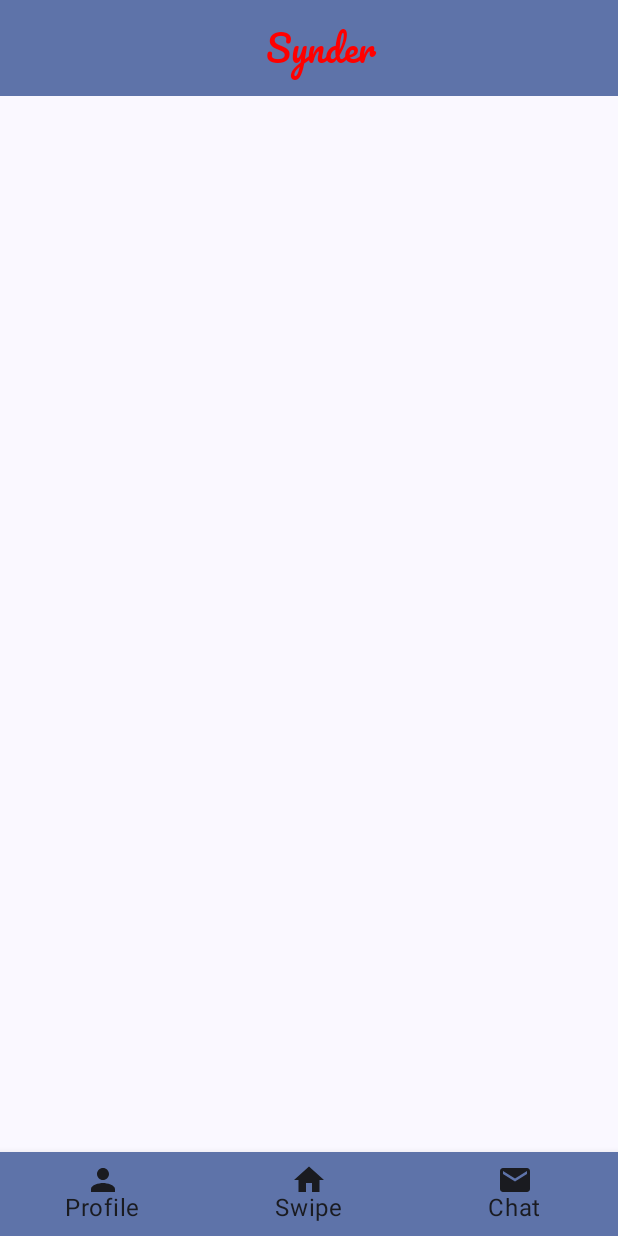
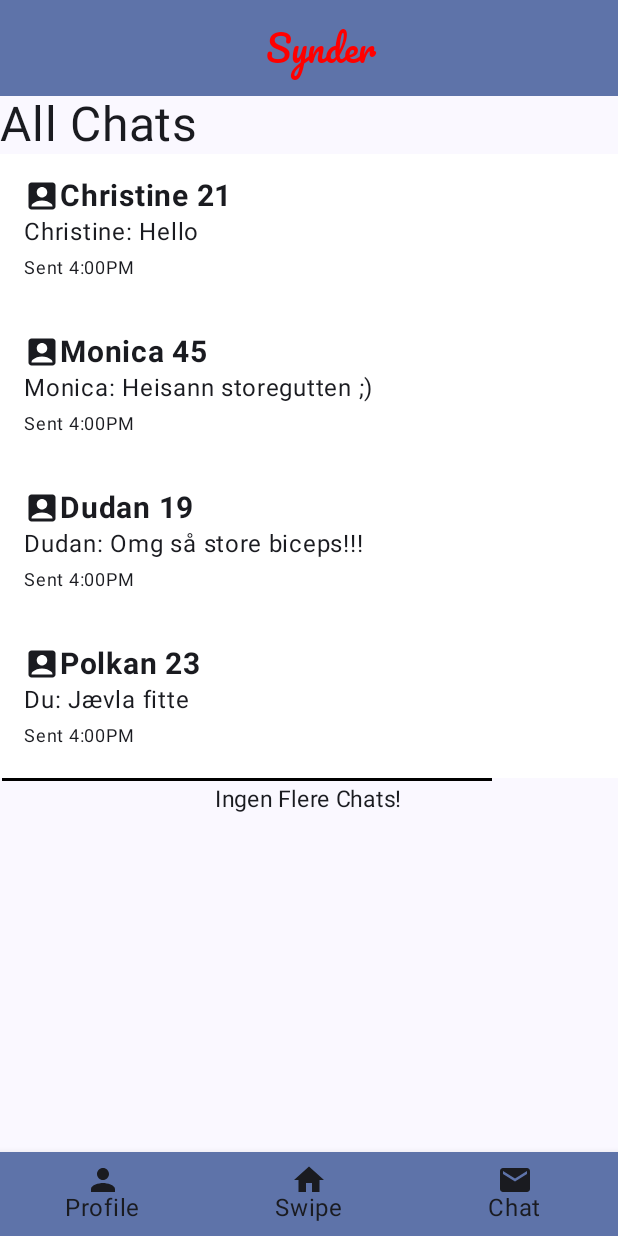
Before and after one commit to sanderbjo/Synder, an Android app built with Jetpack Compose: the chatScreen screen opened through its navigation route, on a phone screen of 412 x 824 dp. Run offline under Robolectric (Android 15) with nearby library versions, the phone set to English and light mode, and no system bars.

Commit message:
Update chatscreen.kts
User can now navigate to chats and see chats in chatscreen

```diff
--- a/app/src/main/java/com/example/synder/ui/ChatScreen.kt
+++ b/app/src/main/java/com/example/synder/ui/ChatScreen.kt
@@ -1,7 +1,67 @@
 package com.example.synder.ui
 
+import androidx.compose.foundation.background
+import androidx.compose.foundation.layout.fillMaxSize
+import androidx.compose.foundation.layout.fillMaxWidth
+import androidx.compose.foundation.layout.padding
+import androidx.compose.foundation.layout.wrapContentWidth
+import androidx.compose.foundation.lazy.LazyColumn
+import androidx.compose.foundation.lazy.items
+import androidx.compose.material.icons.Icons
+import androidx.compose.material.icons.filled.AccountBox
+import androidx.compose.material3.Divider
+import androidx.compose.material3.Surface
+import androidx.compose.material3.Text
+import androidx.compose.runtime.Composable
+import androidx.compose.ui.Alignment
 import androidx.compose.ui.Modifier
+import androidx.compose.ui.graphics.Color
+import androidx.compose.ui.unit.dp
+import androidx.compose.ui.unit.sp
+import com.example.synder.models.Chat
+import com.example.synder.ui.Chat
 
+@Composable
 fun chatScreen(modifier: Modifier = Modifier) {
+    val userChats = listOf(
+        Chat("Christine 21", "Christine: Hello", "Sent 4:00PM", Icons.Default.AccountBox),
+        Chat("Monica 45", "Monica: Heisann storegutten ;)", "Sent 4:00PM", Icons.Default.AccountBox),
+        Chat("Dudan 19", "Dudan: Omg så store biceps!!!", "Sent 4:00PM", Icons.Default.AccountBox),
+        Chat("Polkan 23", "Du: Jævla fitte", "Sent 4:00PM", Icons.Default.AccountBox),
+    )
 
+    Surface (
+        modifier = Modifier
+            .fillMaxSize()
+            .background(Color.Black)){
+
+        LazyColumn(
+
+        ) {
+            item { Text(text = "All Chats", fontSize = 32.sp) }
+
+            items(userChats) { it ->
+                Chat(it)
+            }
+
+            item {
+                Divider(
+                    color = Color.Black,
+                    thickness = 2.dp,
+                    modifier = Modifier
+                        .fillMaxWidth(0.8f) // 80% total width
+                        .wrapContentWidth(Alignment.CenterHorizontally)
+                        .padding(start = 1.dp, end = 1.dp)
+                )
+            }
+
+            item {
+                Text(
+                    text = "Ingen Flere Chats!",
+                    fontSize = 15.sp,
+                    modifier = Modifier.fillMaxWidth().wrapContentWidth(Alignment.CenterHorizontally)
+                )
+            }
+        }
+    }
 }
```
